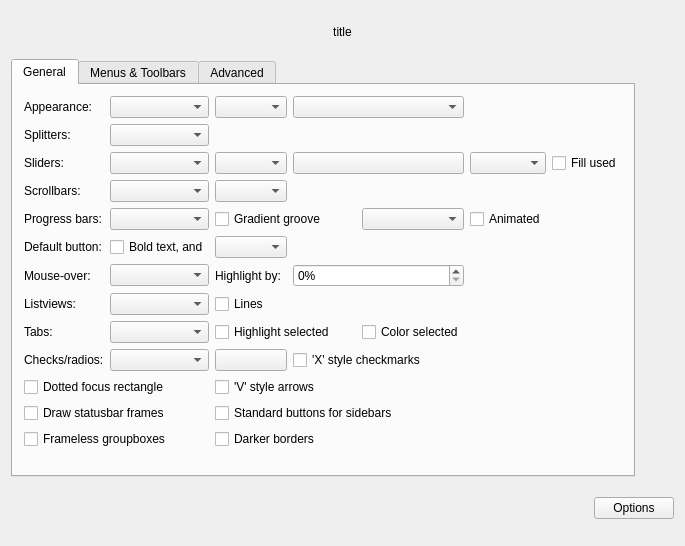
This is config/qtcurveconfigbase.ui in QtCurve/qtcurve as Qt 5 draws it before an edit. The edited form follows.
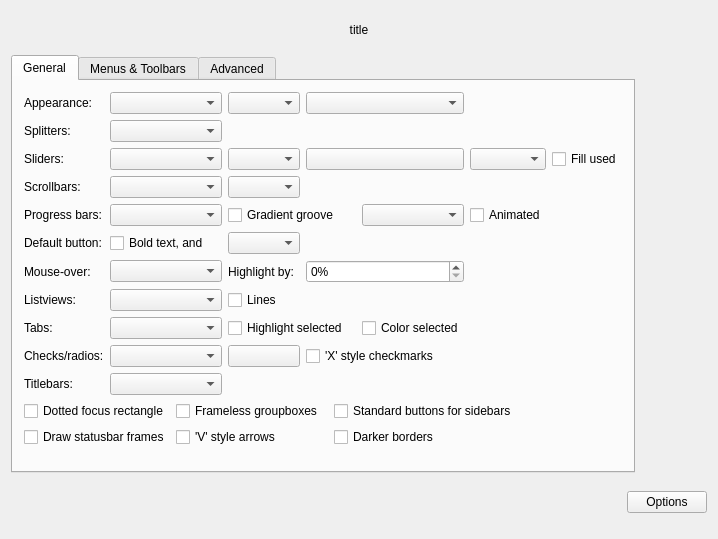
This is the edited form. Custom widgets are drawn as their Qt base class.

Commit message: * Change default settings:         Dont animate progressbars         Frameless groupboxes         Gradient KDE4 window titlebars * Correctly position corner indicator. * Use mouse over colours for corner indicator. * Add option to control window titlebar appearance - default to   gradient. * Dont draw line between window titlebar and contents when not rounded.

The edit to the form file:
```diff
--- a/config/qtcurveconfigbase.ui
+++ b/config/qtcurveconfigbase.ui
@@ -5,8 +5,8 @@
    <rect>
     <x>0</x>
     <y>0</y>
-    <width>685</width>
-    <height>546</height>
+    <width>718</width>
+    <height>539</height>
    </rect>
   </property>
   <property name="windowTitle" >
@@ -58,7 +58,7 @@
          </property>
         </widget>
        </item>
-       <item row="0" column="1" >
+       <item row="0" column="1" colspan="2" >
         <widget class="QComboBox" name="appearance" >
          <property name="sizePolicy" >
           <sizepolicy vsizetype="Fixed" hsizetype="Preferred" >
@@ -71,10 +71,10 @@
          </property>
         </widget>
        </item>
-       <item row="0" column="2" >
+       <item row="0" column="3" >
         <widget class="QComboBox" name="round" />
        </item>
-       <item row="0" column="3" colspan="2" >
+       <item row="0" column="4" colspan="3" >
         <widget class="QComboBox" name="buttonEffect" />
        </item>
        <item row="1" column="0" >
@@ -87,7 +87,7 @@
          </property>
         </widget>
        </item>
-       <item row="1" column="1" >
+       <item row="1" column="1" colspan="2" >
         <widget class="QComboBox" name="splitters" />
        </item>
        <item row="2" column="0" >
@@ -100,23 +100,23 @@
          </property>
         </widget>
        </item>
-       <item row="2" column="1" >
+       <item row="2" column="1" colspan="2" >
         <widget class="QComboBox" name="sliderAppearance" />
        </item>
-       <item row="2" column="2" >
+       <item row="2" column="3" >
         <widget class="QComboBox" name="shadeSliders" />
        </item>
-       <item row="2" column="3" colspan="2" >
+       <item row="2" column="4" colspan="3" >
         <widget class="KColorButton" name="customSlidersColor" >
          <property name="text" >
           <string/>
          </property>
         </widget>
        </item>
-       <item row="2" column="5" >
+       <item row="2" column="7" >
         <widget class="QComboBox" name="sliderStyle" />
        </item>
-       <item row="2" column="6" >
+       <item row="2" column="8" >
         <widget class="QCheckBox" name="fillSlider" >
          <property name="text" >
           <string>Fill used</string>
@@ -133,10 +133,10 @@
          </property>
         </widget>
        </item>
-       <item row="3" column="1" >
+       <item row="3" column="1" colspan="2" >
         <widget class="QComboBox" name="scrollbarType" />
        </item>
-       <item row="3" column="2" >
+       <item row="3" column="3" >
         <widget class="QComboBox" name="sliderThumbs" />
        </item>
        <item row="4" column="0" >
@@ -149,24 +149,24 @@
          </property>
         </widget>
        </item>
-       <item row="4" column="1" >
+       <item row="4" column="1" colspan="2" >
         <widget class="QComboBox" name="progressAppearance" >
          <property name="whatsThis" >
           <string>The setting here affects the general appearance - and will be applied to buttons, scrollbars, sliders, combo boxes, and spin buttons.</string>
          </property>
         </widget>
        </item>
-       <item row="4" column="2" colspan="2" >
+       <item row="4" column="3" colspan="3" >
         <widget class="QCheckBox" name="gradientPbGroove" >
          <property name="text" >
           <string>Gradient groove</string>
          </property>
         </widget>
        </item>
-       <item row="4" column="4" >
+       <item row="4" column="6" >
         <widget class="QComboBox" name="stripedProgress" />
        </item>
-       <item row="4" column="5" >
+       <item row="4" column="7" >
         <widget class="QCheckBox" name="animatedProgress" >
          <property name="text" >
           <string>Animated</string>
@@ -183,14 +183,14 @@
          </property>
         </widget>
        </item>
-       <item row="5" column="1" >
+       <item row="5" column="1" colspan="2" >
         <widget class="QCheckBox" name="embolden" >
          <property name="text" >
           <string>Bold text, and</string>
          </property>
         </widget>
        </item>
-       <item row="5" column="2" >
+       <item row="5" column="3" >
         <widget class="QComboBox" name="defBtnIndicator" />
        </item>
        <item row="6" column="0" >
@@ -203,14 +203,14 @@
          </property>
         </widget>
        </item>
-       <item row="6" column="1" >
+       <item row="6" column="1" colspan="2" >
         <widget class="QComboBox" name="coloredMouseOver" >
          <property name="whatsThis" >
           <string>The setting here affects the general appearance - and will be applied to buttons, scrollbars, sliders, combo boxes, and spin buttons.</string>
          </property>
         </widget>
        </item>
-       <item row="6" column="2" >
+       <item row="6" column="3" >
         <widget class="QLabel" name="textLabel1_8" >
          <property name="whatsThis" >
           <string>This controls the % that widgets will be highlighted by when the mouse hovers over them</string>
@@ -223,7 +223,7 @@
          </property>
         </widget>
        </item>
-       <item row="6" column="3" colspan="2" >
+       <item row="6" column="4" colspan="3" >
         <widget class="QSpinBox" name="highlightFactor" >
          <property name="suffix" >
           <string>%</string>
@@ -243,10 +243,10 @@
          </property>
         </widget>
        </item>
-       <item row="7" column="1" >
+       <item row="7" column="1" colspan="2" >
         <widget class="QComboBox" name="lvAppearance" />
        </item>
-       <item row="7" column="2" colspan="5" >
+       <item row="7" column="3" colspan="6" >
         <widget class="QCheckBox" name="lvLines" >
          <property name="text" >
           <string>Lines</string>
@@ -266,10 +266,10 @@
          </property>
         </widget>
        </item>
-       <item row="8" column="1" >
+       <item row="8" column="1" colspan="2" >
         <widget class="QComboBox" name="tabAppearance" />
        </item>
-       <item row="8" column="2" colspan="2" >
+       <item row="8" column="3" colspan="3" >
         <widget class="QCheckBox" name="highlightTab" >
          <property name="whatsThis" >
           <string>This will cause a coloured stripe to be drawn over the current tab.</string>
@@ -279,7 +279,7 @@
          </property>
         </widget>
        </item>
-       <item row="8" column="4" >
+       <item row="8" column="6" >
         <widget class="QCheckBox" name="colorSelTab" >
          <property name="text" >
           <string>Color selected</string>
@@ -299,24 +299,40 @@
          </property>
         </widget>
        </item>
-       <item row="9" column="1" >
+       <item row="9" column="1" colspan="2" >
         <widget class="QComboBox" name="shadeCheckRadio" />
        </item>
-       <item row="9" column="2" >
+       <item row="9" column="3" >
         <widget class="KColorButton" name="customCheckRadioColor" >
          <property name="text" >
           <string/>
          </property>
         </widget>
        </item>
-       <item row="9" column="3" colspan="4" >
+       <item row="9" column="4" colspan="5" >
         <widget class="QCheckBox" name="xCheck" >
          <property name="text" >
           <string>'X' style checkmarks</string>
          </property>
         </widget>
        </item>
-       <item row="10" column="0" colspan="2" >
+       <item row="10" column="0" >
+        <widget class="QLabel" name="textLabel1_8_2_3" >
+         <property name="whatsThis" >
+          <string>This controls the % that widgets will be highlighted by when the mouse hovers over them</string>
+         </property>
+         <property name="text" >
+          <string>Titlebars:</string>
+         </property>
+         <property name="wordWrap" >
+          <bool>false</bool>
+         </property>
+        </widget>
+       </item>
+       <item row="10" column="1" colspan="2" >
+        <widget class="QComboBox" name="titlebarAppearance" />
+       </item>
+       <item row="11" column="0" colspan="2" >
         <widget class="QCheckBox" name="stdFocus" >
          <property name="whatsThis" >
           <string>Some applications, such as Qt Designer, and Krita, make use of 'dock windows' These have a handle strip along the top - enabling this option will draw the name of the window in the handle strip.</string>
@@ -326,21 +342,14 @@
          </property>
         </widget>
        </item>
-       <item row="10" column="2" colspan="4" >
-        <widget class="QCheckBox" name="vArrows" >
+       <item row="11" column="2" colspan="3" >
+        <widget class="QCheckBox" name="framelessGroupBoxes" >
          <property name="text" >
-          <string>'V' style arrows</string>
+          <string>Frameless groupboxes</string>
          </property>
         </widget>
        </item>
-       <item row="11" column="0" colspan="2" >
-        <widget class="QCheckBox" name="drawStatusBarFrames" >
-         <property name="text" >
-          <string>Draw statusbar frames</string>
-         </property>
-        </widget>
-       </item>
-       <item row="11" column="2" colspan="5" >
+       <item row="11" column="5" colspan="3" >
         <widget class="QCheckBox" name="stdSidebarButtons" >
          <property name="text" >
           <string>Standard buttons for sidebars</string>
@@ -348,13 +357,20 @@
         </widget>
        </item>
        <item row="12" column="0" colspan="2" >
-        <widget class="QCheckBox" name="framelessGroupBoxes" >
+        <widget class="QCheckBox" name="drawStatusBarFrames" >
          <property name="text" >
-          <string>Frameless groupboxes</string>
+          <string>Draw statusbar frames</string>
          </property>
         </widget>
        </item>
-       <item row="12" column="2" colspan="4" >
+       <item row="12" column="2" colspan="2" >
+        <widget class="QCheckBox" name="vArrows" >
+         <property name="text" >
+          <string>'V' style arrows</string>
+         </property>
+        </widget>
+       </item>
+       <item row="12" column="5" colspan="3" >
         <widget class="QCheckBox" name="darkerBorders" >
          <property name="text" >
           <string>Darker borders</string>
```
Left out of the diff: 7 changed lines with no effect on the pictures. The commit also changes 7 other files.
